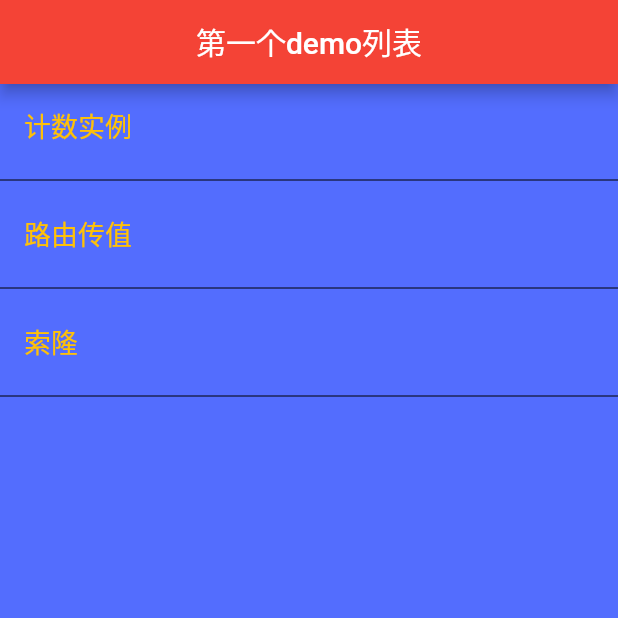
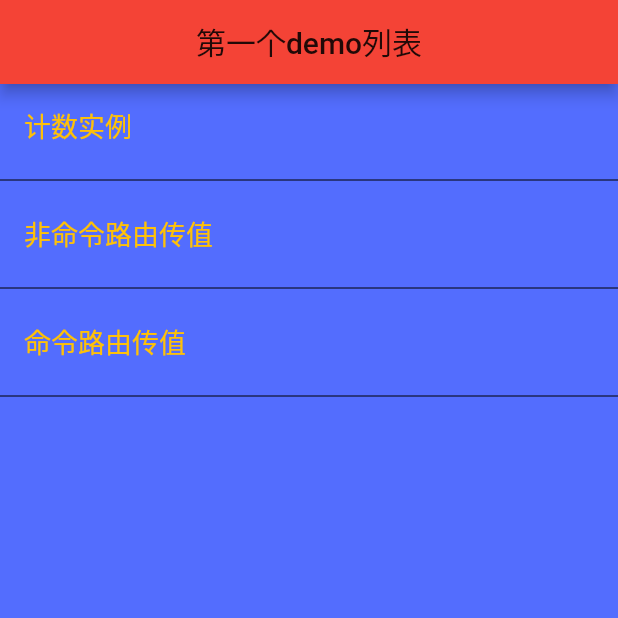
Before and after one commit to xqgithub/testmyflutter, a Flutter app: the screen it shows after launch, on a phone screen of 412 x 824 dp, the top half of it. Run offline on Flutter 3.47's test engine with Material 2 defaults, Android fonts, the phone set to English and light mode, and no system bars.

Commit message:
命令路由，命令路由传值

```diff
--- a/lib/main.dart
+++ b/lib/main.dart
@@ -9,7 +9,13 @@ class MyApp extends StatelessWidget {
   Widget build(BuildContext context) {
     return new MaterialApp(
       title: 'demo列表',
-      theme: new ThemeData(primaryColor: Colors.black),
+      theme: new ThemeData(primaryColor: Colors.white),
+      //注册路由表
+      routes: {
+        "CountInstance": (context) => CountInstanceless(),
+        "EchoRoute": (context) => EchoRoute(),
+        "TipRoute": (context) => TipRoute(text: ModalRoute.of(context).settings.arguments),
+      },
       home: new Directory(),
     );
   }
@@ -46,8 +52,8 @@ _getListData(BuildContext context) {
   );
   var _name = new List();
   _name.add("计数实例");
-  _name.add("路由传值");
-  _name.add("索隆");
+  _name.add("非命令路由传值");
+  _name.add("命令路由传值");
 
   return new ListView.builder(
     scrollDirection: Axis.vertical, //设置列表的 滑动方向
@@ -78,12 +84,12 @@ _getListData(BuildContext context) {
 _pageJump(BuildContext context, int index) {
   if (index == 0) {
     //跳转到计数实例页面
-    Navigator.of(context).push(new MaterialPageRoute(builder: (context) {
-      return new CountInstanceless();
-    }));
+    Navigator.pushNamed(context, "CountInstance");
   } else if (index == 1) {
     Navigator.of(context).push(new MaterialPageRoute(builder: (context) {
       return new RoutePassValue();
     }));
+  } else if (index == 2) {
+    Navigator.pushNamed(context, "EchoRoute", arguments: "我是海贼王路飞");
   }
 }
```
Also changed, not shown: lib/RoutePassValue.dart (+31 -1 lines).
